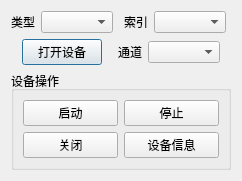
First picture: the form in ZCAN_MINI/UI/devicemanager_dialog.ui, repository icanerandy/ZCAN_MINI, before the edit.
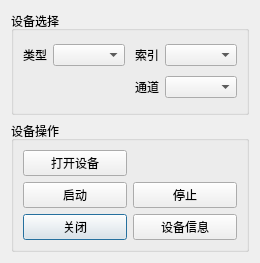
Second picture: the form after the edit. Custom widgets are drawn as their Qt base class.

```diff
--- a/ZCAN_MINI/UI/devicemanager_dialog.ui
+++ b/ZCAN_MINI/UI/devicemanager_dialog.ui
@@ -6,14 +6,26 @@
    <rect>
     <x>0</x>
     <y>0</y>
-    <width>242</width>
-    <height>165</height>
+    <width>260</width>
+    <height>263</height>
    </rect>
   </property>
+  <property name="maximumSize">
+   <size>
+    <width>260</width>
+    <height>263</height>
+   </size>
+  </property>
   <property name="windowTitle">
    <string>设备管理</string>
   </property>
-  <layout class="QGridLayout" name="gridLayout_2">
+  <layout class="QVBoxLayout" name="verticalLayout">
+   <item>
+    <widget class="QGroupBox" name="groupBox_2">
+     <property name="title">
+      <string>设备选择</string>
+     </property>
+     <layout class="QGridLayout" name="gridLayout_3">
    <item row="0" column="0">
     <layout class="QHBoxLayout" name="horizontalLayout">
      <item>
@@ -49,19 +61,6 @@
      <item>
       <widget class="QComboBox" name="comboDeviceIndex"/>
      </item>
-     <item>
-      <spacer name="horizontalSpacer_4">
-       <property name="orientation">
-        <enum>Qt::Horizontal</enum>
-       </property>
-       <property name="sizeHint" stdset="0">
-        <size>
-         <width>575</width>
-         <height>20</height>
-        </size>
-       </property>
-      </spacer>
-     </item>
     </layout>
    </item>
    <item row="1" column="0">
@@ -73,27 +72,7 @@
        </property>
        <property name="sizeHint" stdset="0">
         <size>
-         <width>575</width>
-         <height>20</height>
-        </size>
-       </property>
-      </spacer>
-     </item>
-     <item>
-      <widget class="QPushButton" name="btnOpenDevice">
-       <property name="text">
-        <string>打开设备</string>
-       </property>
-      </widget>
-     </item>
-     <item>
-      <spacer name="horizontalSpacer">
-       <property name="orientation">
-        <enum>Qt::Horizontal</enum>
-       </property>
-       <property name="sizeHint" stdset="0">
-        <size>
-         <width>575</width>
+            <width>166</width>
          <height>20</height>
         </size>
        </property>
@@ -109,60 +88,64 @@
      <item>
       <widget class="QComboBox" name="comboChannelIndex"/>
      </item>
+       </layout>
+      </item>
+     </layout>
+    </widget>
+   </item>
      <item>
-      <spacer name="horizontalSpacer_5">
-       <property name="orientation">
-        <enum>Qt::Horizontal</enum>
-       </property>
-       <property name="sizeHint" stdset="0">
-        <size>
-         <width>575</width>
-         <height>20</height>
-        </size>
-       </property>
-      </spacer>
-     </item>
-    </layout>
-   </item>
-   <item row="2" column="0">
     <widget class="QGroupBox" name="groupBox">
      <property name="title">
       <string>设备操作</string>
      </property>
      <layout class="QGridLayout" name="gridLayout">
-      <item row="0" column="0">
-       <widget class="QPushButton" name="btnStartDevice">
-        <property name="text">
-         <string>启动</string>
-        </property>
-       </widget>
-      </item>
-      <item row="0" column="1">
-       <widget class="QPushButton" name="btnStopDevice">
-        <property name="text">
-         <string>停止</string>
-        </property>
-       </widget>
-      </item>
-      <item row="1" column="0">
-       <widget class="QPushButton" name="btnCloseDevice">
+      <item row="2" column="0">
+       <widget class="QtMaterialRaisedButton" name="btnCloseDevice">
         <property name="text">
          <string>关闭</string>
         </property>
        </widget>
       </item>
-      <item row="1" column="1">
-       <widget class="QPushButton" name="btnDeviceInfo">
+      <item row="2" column="1">
+       <widget class="QtMaterialRaisedButton" name="btnDeviceInfo">
         <property name="text">
          <string>设备信息</string>
         </property>
        </widget>
       </item>
+      <item row="1" column="0">
+       <widget class="QtMaterialRaisedButton" name="btnStartDevice">
+        <property name="text">
+         <string>启动</string>
+        </property>
+       </widget>
+      </item>
+      <item row="1" column="1">
+       <widget class="QtMaterialRaisedButton" name="btnStopDevice">
+        <property name="text">
+         <string>停止</string>
+        </property>
+       </widget>
+      </item>
+      <item row="0" column="0">
+       <widget class="QtMaterialRaisedButton" name="btnOpenDevice">
+        <property name="text">
+         <string>打开设备</string>
+        </property>
+       </widget>
+      </item>
      </layout>
     </widget>
    </item>
   </layout>
  </widget>
+ <customwidgets>
+  <customwidget>
+   <class>QtMaterialRaisedButton</class>
+   <extends>QPushButton</extends>
+   <header>qtmaterialraisedbutton.h</header>
+  </customwidget>
+ </customwidgets>
  <resources/>
  <connections/>
 </ui>
```
Lines whose indentation alone changed are shown as unchanged.
